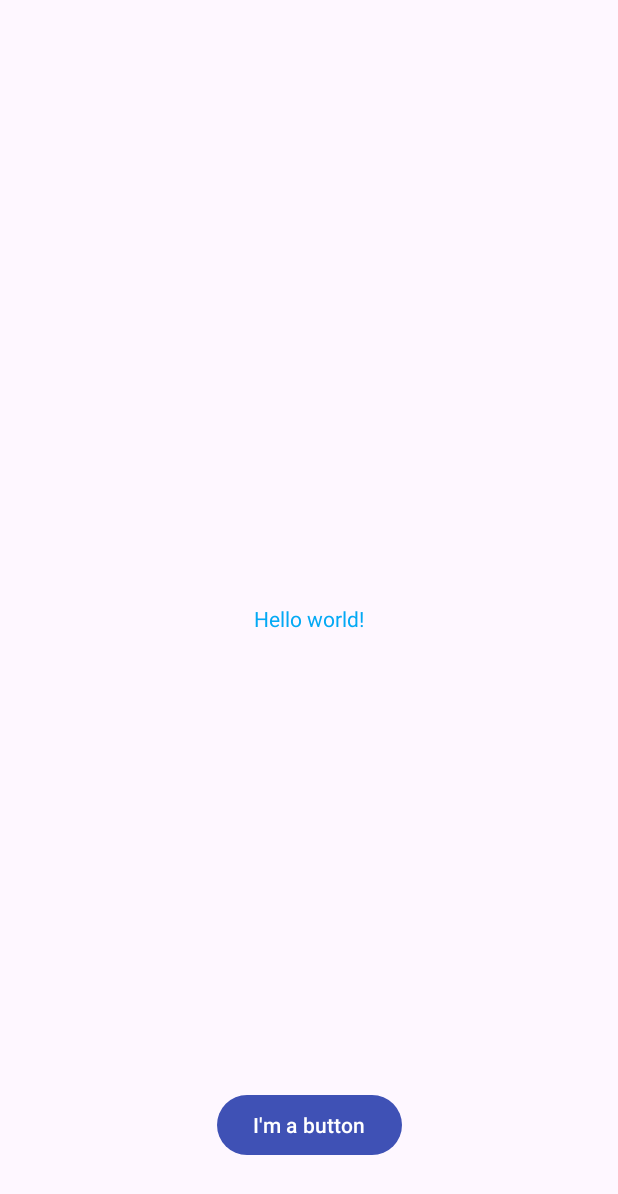
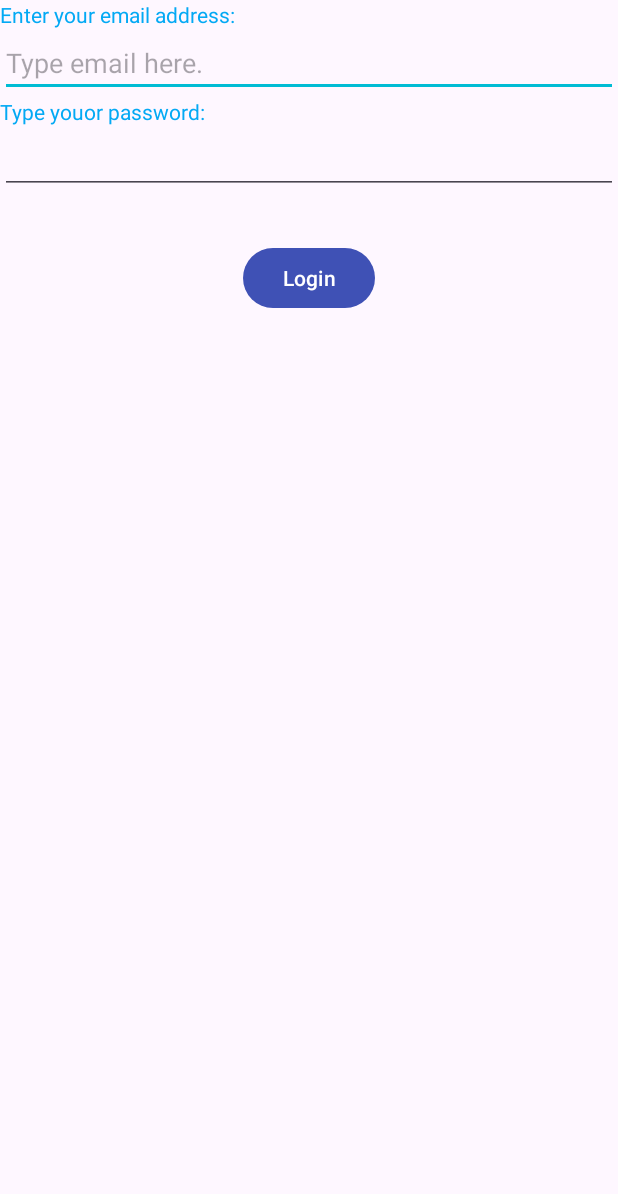
Before and after one commit to ao1208/LeesAndroidLabs, an Android app: the screen it shows after launch (MainActivity), on a phone screen of 412 x 824 dp. Shown: the top 1194 px of the screen. Run offline under Robolectric (Android 15) with nearby library versions, the phone set to English and light mode, and no system bars.

Commit message:
Finished phone call of Lab 4
Signed-off-by: Wan-Hsuan Lee <lee00834@algonquinlive.com>

```diff
--- a/app/build.gradle
+++ b/app/build.gradle
@@ -5,6 +5,10 @@ plugins {
 android {
     namespace 'algonquin.cst2335.lee00834'
     compileSdk 33
+
+    buildFeatures {
+        viewBinding true
+    }
 
     defaultConfig {
         applicationId "algonquin.cst2335.lee00834"
--- a/app/src/main/java/algonquin/cst2335/lee00834/MainActivity.java
+++ b/app/src/main/java/algonquin/cst2335/lee00834/MainActivity.java
@@ -2,13 +2,69 @@ package algonquin.cst2335.lee00834;
 
 import androidx.appcompat.app.AppCompatActivity;
 
+import android.content.Intent;
 import android.os.Bundle;
+import android.util.Log;
+
+import algonquin.cst2335.lee00834.databinding.ActivityMainBinding;
 
 public class MainActivity extends AppCompatActivity {
 
+    private String TAG = "MainActivity";
+    protected ActivityMainBinding binding;
+
+    //equivalent to        static void main(String args[])
     @Override
     protected void onCreate(Bundle savedInstanceState) {
-        super.onCreate(savedInstanceState);
-        setContentView(R.layout.activity_main);
+        super.onCreate(savedInstanceState); //calling onCreate from parent class
+        binding = ActivityMainBinding.inflate(getLayoutInflater());
+        //loads an XML file on the page
+        setContentView(binding.getRoot());
+        Log.e(TAG, "In onCreate()");
+
+        binding.loginButton.setOnClickListener( click -> {
+            Log.e(TAG, "You clicked the button");
+
+            //where to go:                   leaving here    going to SecondActivity
+            Intent nextPage = new Intent( this, SecondActivity.class);
+
+            nextPage.putExtra("Email", binding.emailText.getText().toString());
+            nextPage.putExtra("Password", binding.passwdText.getText().toString());
+
+            //go to another page
+            startActivity(nextPage);
+        });
+
+
+    }
+
+    @Override
+    protected void onStart() {
+        super.onStart();
+        Log.e(TAG, "In onStart()");
+    }
+
+    @Override
+    protected void onResume() {
+        super.onResume();
+        Log.e(TAG, "In onResume()");
+    }
+
+    @Override
+    protected void onPause() {
+        super.onPause();
+        Log.e(TAG, "In onPause()");
+    }
+
+    @Override
+    protected void onStop() {
+        super.onStop();
+        Log.e(TAG, "In onStop()");
+    }
+
+    @Override
+    protected void onDestroy() {
+        super.onDestroy();
+        Log.e(TAG, "In onDestroy()");
     }
 }
--- a/app/src/main/res/layout/activity_main.xml
+++ b/app/src/main/res/layout/activity_main.xml
@@ -10,20 +10,47 @@
         android:id="@+id/textView"
         android:layout_width="wrap_content"
         android:layout_height="wrap_content"
-        android:text="@string/hello_message"
-        app:layout_constraintBottom_toBottomOf="parent"
-        app:layout_constraintEnd_toEndOf="parent"
+        android:text="Enter your email address:"
         app:layout_constraintStart_toStartOf="parent"
         app:layout_constraintTop_toTopOf="parent" />
 
-    <Button
+    <EditText
+        android:id="@+id/emailText"
+        android:layout_width="0dp"
+        android:layout_height="wrap_content"
+        android:ems="10"
+        android:inputType="textEmailAddress"
+        android:hint="Type email here."
+        app:layout_constraintEnd_toEndOf="parent"
+        app:layout_constraintStart_toStartOf="parent"
+        app:layout_constraintTop_toBottomOf="@+id/textView" />
+
+    <TextView
+        android:id="@+id/textView2"
         android:layout_width="wrap_content"
         android:layout_height="wrap_content"
-        android:layout_marginBottom="50dp"
-        android:text="@string/button_message"
-        app:layout_constraintBottom_toBottomOf="parent"
+        android:text="Type youor password:"
+        app:layout_constraintStart_toStartOf="parent"
+        app:layout_constraintTop_toBottomOf="@+id/emailText" />
+
+    <EditText
+        android:id="@+id/passwdText"
+        android:layout_width="0dp"
+        android:layout_height="wrap_content"
+        android:ems="10"
+        android:inputType="textPassword"
         app:layout_constraintEnd_toEndOf="parent"
         app:layout_constraintStart_toStartOf="parent"
-        app:layout_constraintHorizontal_bias="0.5" />
+        app:layout_constraintTop_toBottomOf="@+id/textView2" />
+
+    <Button
+        android:id="@+id/loginButton"
+        android:layout_width="wrap_content"
+        android:layout_height="wrap_content"
+        android:layout_marginTop="32dp"
+        android:text="Login"
+        app:layout_constraintEnd_toEndOf="parent"
+        app:layout_constraintStart_toStartOf="parent"
+        app:layout_constraintTop_toBottomOf="@+id/passwdText" />
 
 </androidx.constraintlayout.widget.ConstraintLayout>
```
Also changed, not shown: app/src/main/AndroidManifest.xml (+9 -0 lines), app/src/main/java/algonquin/cst2335/lee00834/SecondActivity.java (added, +66 -0 lines), app/src/main/res/layout/activity_second.xml (added, +62 -0 lines).
